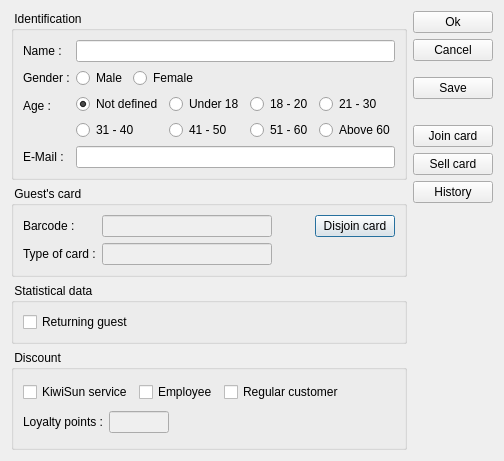
Above: client/dlgguestedit.ui from tbikfalvi/Belenus before the change. Below: the same form after it.
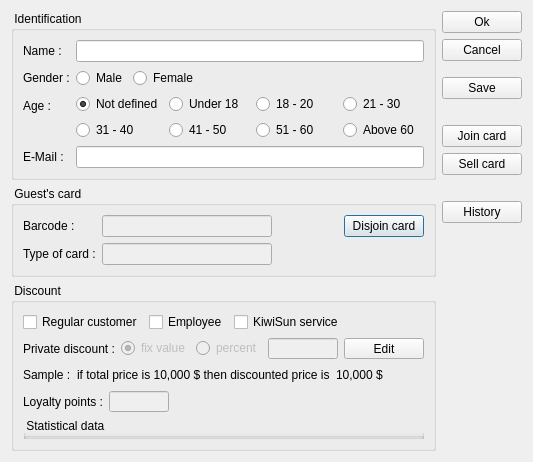
That is the form after the change.

Diff of the .ui file:
```diff
--- a/client/dlgguestedit.ui
+++ b/client/dlgguestedit.ui
@@ -6,8 +6,8 @@
    <rect>
     <x>0</x>
     <y>0</y>
-    <width>491</width>
-    <height>430</height>
+    <width>508</width>
+    <height>462</height>
    </rect>
   </property>
   <property name="maximumSize">
@@ -308,22 +308,6 @@
        </layout>
       </widget>
      </item>
-     <item>
-      <widget class="QGroupBox" name="gbStatistics">
-       <property name="title">
-        <string> Statistical data </string>
-       </property>
-       <layout class="QVBoxLayout" name="verticalLayout_4">
-        <item>
-         <widget class="QCheckBox" name="chkReturning">
-          <property name="text">
-           <string>Returning guest</string>
-          </property>
-         </widget>
-        </item>
-       </layout>
-      </widget>
-     </item>
      <item>
       <widget class="QGroupBox" name="gbDiscount">
        <property name="minimumSize">
@@ -338,27 +322,33 @@
        <layout class="QVBoxLayout" name="verticalLayout_2">
         <item>
          <layout class="QHBoxLayout" name="horizontalLayout_3">
-          <item>
-           <widget class="QCheckBox" name="chkService">
-            <property name="text">
-             <string>KiwiSun service</string>
-            </property>
-           </widget>
-          </item>
-          <item>
-           <widget class="QCheckBox" name="chkEmployee">
-            <property name="text">
-             <string>Employee</string>
-            </property>
-           </widget>
-          </item>
           <item>
            <widget class="QCheckBox" name="chkRegularCustomer">
+            <property name="minimumSize">
+             <size>
+              <width>0</width>
+              <height>17</height>
+             </size>
+            </property>
             <property name="text">
              <string>Regular customer</string>
             </property>
            </widget>
           </item>
+          <item>
+           <widget class="QCheckBox" name="chkEmployee">
+            <property name="text">
+             <string>Employee</string>
+            </property>
+           </widget>
+          </item>
+          <item>
+           <widget class="QCheckBox" name="chkService">
+            <property name="text">
+             <string>KiwiSun service</string>
+            </property>
+           </widget>
+          </item>
           <item>
            <spacer name="horizontalSpacer_2">
             <property name="orientation">
@@ -374,10 +364,154 @@
           </item>
          </layout>
         </item>
+        <item>
+         <layout class="QHBoxLayout" name="horizontalLayout_6">
+          <item>
+           <widget class="QLabel" name="lblPrivateDiscount">
+            <property name="minimumSize">
+             <size>
+              <width>0</width>
+              <height>20</height>
+             </size>
+            </property>
+            <property name="text">
+             <string>Private discount :</string>
+            </property>
+           </widget>
+          </item>
+          <item>
+           <widget class="QRadioButton" name="rbDiscountValue">
+            <property name="enabled">
+             <bool>false</bool>
+            </property>
+            <property name="text">
+             <string>fix value</string>
+            </property>
+            <property name="checked">
+             <bool>true</bool>
+            </property>
+           </widget>
+          </item>
+          <item>
+           <widget class="QRadioButton" name="rbDiscountPercent">
+            <property name="enabled">
+             <bool>false</bool>
+            </property>
+            <property name="text">
+             <string>percent</string>
+            </property>
+            <property name="checked">
+             <bool>false</bool>
+            </property>
+           </widget>
+          </item>
+          <item>
+           <widget class="QLineEdit" name="ledDiscount">
+            <property name="enabled">
+             <bool>false</bool>
+            </property>
+            <property name="minimumSize">
+             <size>
+              <width>70</width>
+              <height>20</height>
+             </size>
+            </property>
+            <property name="maximumSize">
+             <size>
+              <width>70</width>
+              <height>16777215</height>
+             </size>
+            </property>
+           </widget>
+          </item>
+          <item>
+           <spacer name="horizontalSpacer_5">
+            <property name="orientation">
+             <enum>Qt::Horizontal</enum>
+            </property>
+            <property name="sizeHint" stdset="0">
+             <size>
+              <width>40</width>
+              <height>20</height>
+             </size>
+            </property>
+           </spacer>
+          </item>
+          <item>
+           <widget class="QPushButton" name="pbEditDiscount">
+            <property name="text">
+             <string>Edit</string>
+            </property>
+            <property name="iconSize">
+             <size>
+              <width>20</width>
+              <height>20</height>
+             </size>
+            </property>
+           </widget>
+          </item>
+         </layout>
+        </item>
+        <item>
+         <layout class="QHBoxLayout" name="horizontalLayout_7">
+          <item>
+           <widget class="QLabel" name="lblDiscountSample">
+            <property name="minimumSize">
+             <size>
+              <width>0</width>
+              <height>20</height>
+             </size>
+            </property>
+            <property name="text">
+             <string>Sample :</string>
+            </property>
+           </widget>
+          </item>
+          <item>
+           <widget class="QLabel" name="lblDiscountText">
+            <property name="minimumSize">
+             <size>
+              <width>0</width>
+              <height>20</height>
+             </size>
+            </property>
+            <property name="text">
+             <string>if total price is 10,000 $ then discounted price is</string>
+            </property>
+           </widget>
+          </item>
+          <item>
+           <widget class="QLabel" name="lblDiscountedPrice">
+            <property name="text">
+             <string>10,000 $</string>
+            </property>
+           </widget>
+          </item>
+          <item>
+           <spacer name="horizontalSpacer_6">
+            <property name="orientation">
+             <enum>Qt::Horizontal</enum>
+            </property>
+            <property name="sizeHint" stdset="0">
+             <size>
+              <width>40</width>
+              <height>20</height>
+             </size>
+            </property>
+           </spacer>
+          </item>
+         </layout>
+        </item>
         <item>
          <layout class="QHBoxLayout" name="horizontalLayout_4">
           <item>
            <widget class="QLabel" name="lblLoyaltyPoints">
+            <property name="minimumSize">
+             <size>
+              <width>0</width>
+              <height>20</height>
+             </size>
+            </property>
             <property name="text">
              <string>Loyalty points :</string>
             </property>
@@ -411,22 +545,25 @@
           </item>
          </layout>
         </item>
+        <item>
+         <widget class="QGroupBox" name="gbStatistics">
+          <property name="title">
+           <string> Statistical data </string>
+          </property>
+          <layout class="QVBoxLayout" name="verticalLayout_4">
+           <item>
+            <widget class="QCheckBox" name="chkReturning">
+             <property name="text">
+              <string>Returning guest</string>
+             </property>
+            </widget>
+           </item>
+          </layout>
+         </widget>
+        </item>
        </layout>
       </widget>
      </item>
-     <item>
-      <spacer name="verticalSpacer">
-       <property name="orientation">
-        <enum>Qt::Vertical</enum>
-       </property>
-       <property name="sizeHint" stdset="0">
-        <size>
-         <width>20</width>
-         <height>40</height>
-        </size>
-       </property>
-      </spacer>
-     </item>
     </layout>
    </item>
    <item>
@@ -534,6 +671,22 @@
        </property>
       </widget>
      </item>
+     <item>
+      <spacer name="verticalSpacer">
+       <property name="orientation">
+        <enum>Qt::Vertical</enum>
+       </property>
+       <property name="sizeType">
+        <enum>QSizePolicy::Fixed</enum>
+       </property>
+       <property name="sizeHint" stdset="0">
+        <size>
+         <width>20</width>
+         <height>20</height>
+        </size>
+       </property>
+      </spacer>
+     </item>
      <item>
       <widget class="QPushButton" name="pbHistory">
        <property name="text">
```
Left out of the diff: 2 changed lines with no effect on the pictures.
